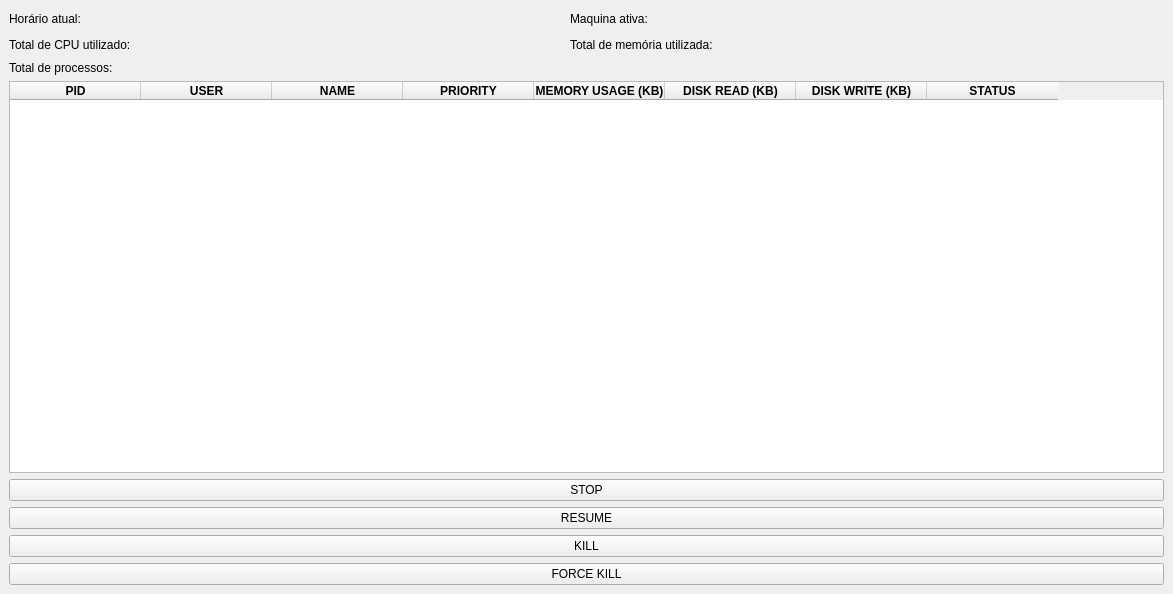
Old version of the form screen_ui/screen.ui in the repository marcoswb/process-manager.
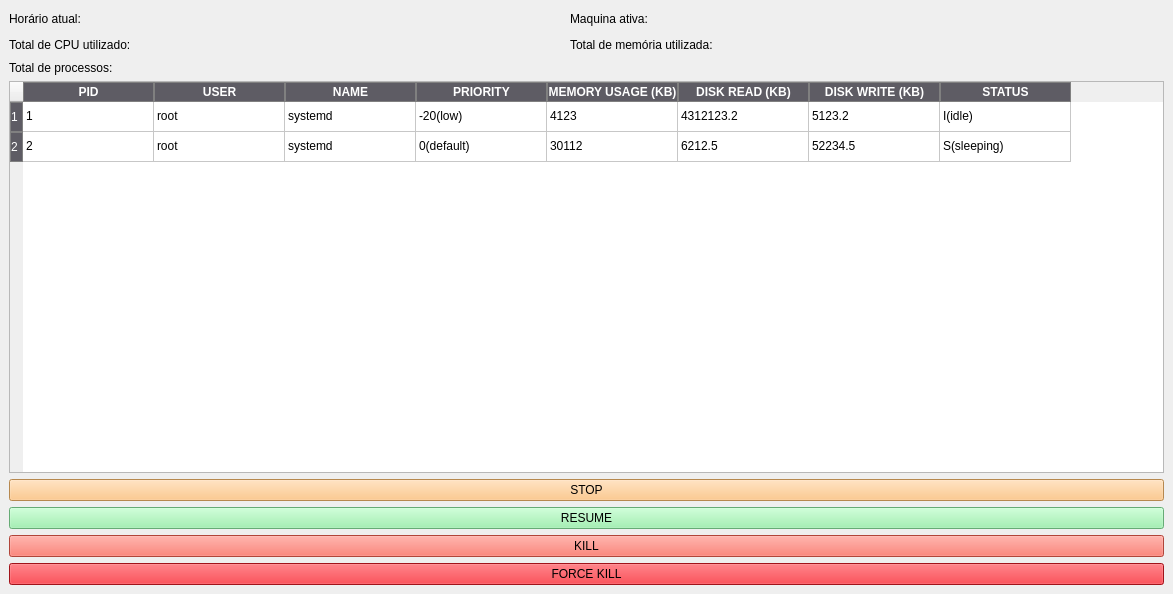
New version of the form.

Commit message: finish layout

Diff of the .ui file:
```diff
--- a/screen_ui/screen.ui
+++ b/screen_ui/screen.ui
@@ -13,7 +13,15 @@
   <property name="windowTitle">
    <string>Gerenciador de Processos Python</string>
   </property>
+  <property name="styleSheet">
+   <string notr="true">Qlabel: {
+	font: 11pt &quot;Cantarell&quot;;
+}</string>
+  </property>
   <widget class="QWidget" name="centralwidget">
+   <property name="styleSheet">
+    <string notr="true"/>
+   </property>
    <layout class="QHBoxLayout" name="horizontalLayout">
     <item>
      <layout class="QVBoxLayout" name="verticalLayout_7">
@@ -104,6 +112,17 @@
           <verstretch>0</verstretch>
          </sizepolicy>
         </property>
+        <property name="styleSheet">
+         <string notr="true">QTableWidget::item:selected {
+	background-color: lightgray;
+	color: red;
+}
+QHeaderView::section {
+	background-color: rgb(94, 92, 100);
+	color: white;
+	border: 1px solid gray;
+}</string>
+        </property>
         <property name="editTriggers">
          <set>QAbstractItemView::NoEditTriggers</set>
         </property>
@@ -122,6 +141,8 @@
         <attribute name="horizontalHeaderDefaultSectionSize">
          <number>131</number>
         </attribute>
+        <row/>
+        <row/>
         <column>
          <property name="text">
           <string>PID</string>
@@ -202,10 +223,94 @@
           </font>
          </property>
         </column>
+        <item row="0" column="0">
+         <property name="text">
+          <string>1</string>
+         </property>
+        </item>
+        <item row="0" column="1">
+         <property name="text">
+          <string>root</string>
+         </property>
+        </item>
+        <item row="0" column="2">
+         <property name="text">
+          <string>systemd</string>
+         </property>
+        </item>
+        <item row="0" column="3">
+         <property name="text">
+          <string>-20(low)</string>
+         </property>
+        </item>
+        <item row="0" column="4">
+         <property name="text">
+          <string>4123</string>
+         </property>
+        </item>
+        <item row="0" column="5">
+         <property name="text">
+          <string>4312123.2</string>
+         </property>
+        </item>
+        <item row="0" column="6">
+         <property name="text">
+          <string>5123.2</string>
+         </property>
+        </item>
+        <item row="0" column="7">
+         <property name="text">
+          <string>I(idle)</string>
+         </property>
+        </item>
+        <item row="1" column="0">
+         <property name="text">
+          <string>2</string>
+         </property>
+        </item>
+        <item row="1" column="1">
+         <property name="text">
+          <string>root</string>
+         </property>
+        </item>
+        <item row="1" column="2">
+         <property name="text">
+          <string>systemd</string>
+         </property>
+        </item>
+        <item row="1" column="3">
+         <property name="text">
+          <string>0(default)</string>
+         </property>
+        </item>
+        <item row="1" column="4">
+         <property name="text">
+          <string>30112</string>
+         </property>
+        </item>
+        <item row="1" column="5">
+         <property name="text">
+          <string>6212.5</string>
+         </property>
+        </item>
+        <item row="1" column="6">
+         <property name="text">
+          <string>52234.5</string>
+         </property>
+        </item>
+        <item row="1" column="7">
+         <property name="text">
+          <string>S(sleeping)</string>
+         </property>
+        </item>
        </widget>
       </item>
       <item>
        <widget class="QPushButton" name="button__stop">
+        <property name="styleSheet">
+         <string notr="true">background-color: rgb(255, 190, 111);
+font: 11pt &quot;Cantarell&quot;;</string>
+        </property>
         <property name="text">
          <string>STOP</string>
         </property>
@@ -213,6 +318,10 @@
       </item>
       <item>
        <widget class="QPushButton" name="button__resume">
+        <property name="styleSheet">
+         <string notr="true">font: 11pt &quot;Cantarell&quot;;
+background-color: rgb(143, 240, 164);</string>
+        </property>
         <property name="text">
          <string>RESUME</string>
         </property>
@@ -220,6 +329,10 @@
       </item>
       <item>
        <widget class="QPushButton" name="button__kill">
+        <property name="styleSheet">
+         <string notr="true">font: 11pt &quot;Cantarell&quot;;
+background-color: rgb(246, 97, 81);</string>
+        </property>
         <property name="text">
          <string>KILL</string>
         </property>
@@ -227,6 +340,10 @@
       </item>
       <item>
        <widget class="QPushButton" name="button__force_kill">
+        <property name="styleSheet">
+         <string notr="true">font: 800 11pt &quot;Cantarell&quot;;
+background-color: rgb(224, 27, 36);</string>
+        </property>
         <property name="text">
          <string>FORCE KILL</string>
         </property>
```
The commit also changes 1 other file.
